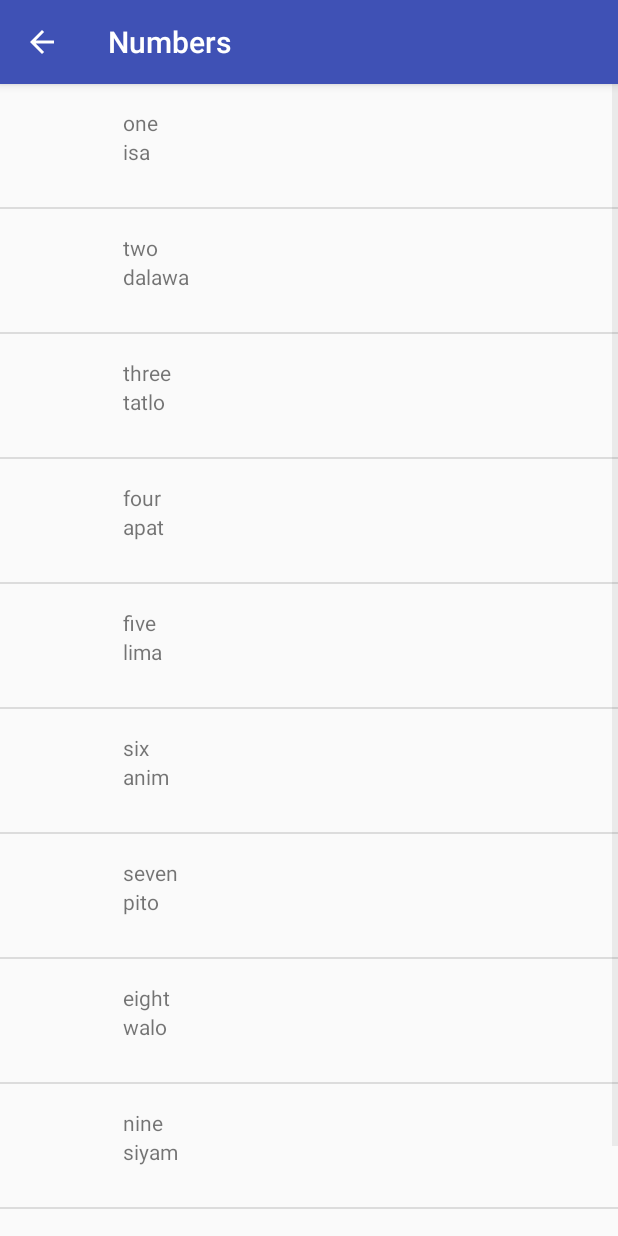
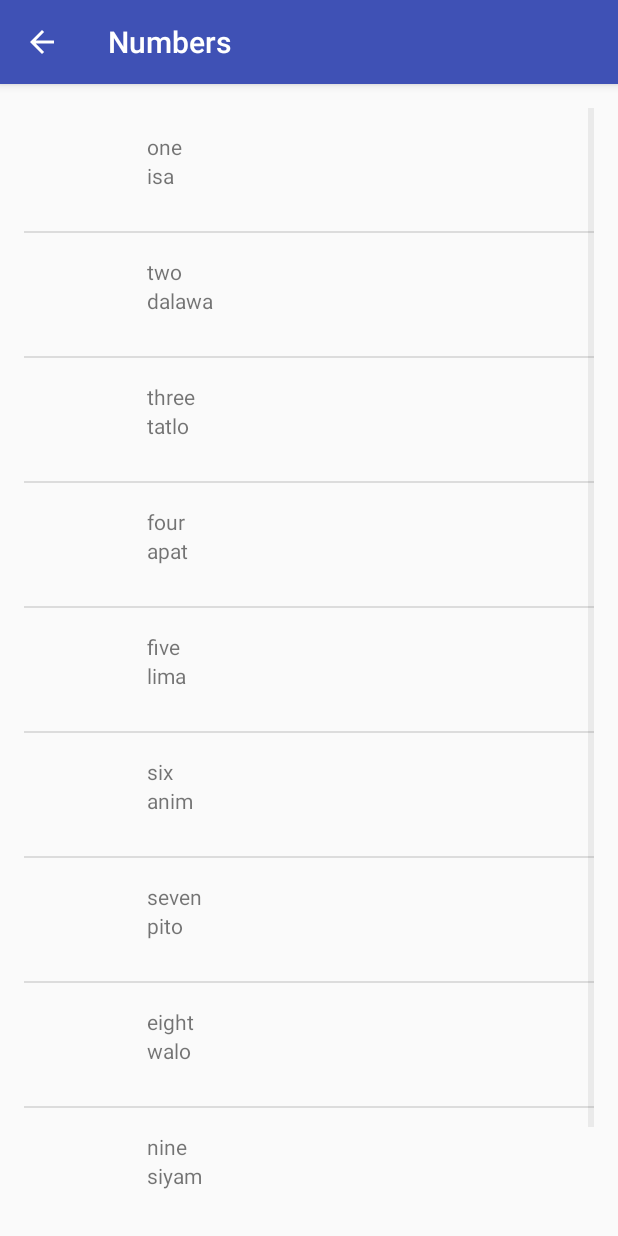
Before and after one commit to Chrissetiana/learn-filipino, an Android app: the NumbersActivity screen opened directly, with no data from a screen before it, on a phone screen of 412 x 824 dp. Run offline under Robolectric (Android 15) with nearby library versions, the phone set to English and light mode, and no system bars; 1 statement that could not run was skipped.

Commit message:
Code cleanup

```diff
--- a/app/src/main/java/com/example/android/filipino/AnimalsActivity.java
+++ b/app/src/main/java/com/example/android/filipino/AnimalsActivity.java
@@ -8,6 +8,6 @@ public class AnimalsActivity extends AppCompatActivity {
     @Override
     protected void onCreate(Bundle savedInstanceState) {
         super.onCreate(savedInstanceState);
-        setContentView(R.layout.activity_animals);
+        setContentView(R.layout.activity_list);
     }
 }
--- a/app/src/main/java/com/example/android/filipino/ColorsActivity.java
+++ b/app/src/main/java/com/example/android/filipino/ColorsActivity.java
@@ -8,6 +8,6 @@ public class ColorsActivity extends AppCompatActivity {
     @Override
     protected void onCreate(Bundle savedInstanceState) {
         super.onCreate(savedInstanceState);
-        setContentView(R.layout.activity_colors);
+        setContentView(R.layout.activity_list);
     }
 }
--- a/app/src/main/java/com/example/android/filipino/DaysActivity.java
+++ b/app/src/main/java/com/example/android/filipino/DaysActivity.java
@@ -8,6 +8,7 @@ public class DaysActivity extends AppCompatActivity {
     @Override
     protected void onCreate(Bundle savedInstanceState) {
         super.onCreate(savedInstanceState);
-        setContentView(R.layout.activity_days);
+        setContentView(R.layout.activity_list);
+
     }
 }
--- a/app/src/main/java/com/example/android/filipino/MonthsActivity.java
+++ b/app/src/main/java/com/example/android/filipino/MonthsActivity.java
@@ -8,6 +8,6 @@ public class MonthsActivity extends AppCompatActivity {
     @Override
     protected void onCreate(Bundle savedInstanceState) {
         super.onCreate(savedInstanceState);
-        setContentView(R.layout.activity_months);
+        setContentView(R.layout.activity_list);
     }
 }
--- a/app/src/main/java/com/example/android/filipino/NumbersActivity.java
+++ b/app/src/main/java/com/example/android/filipino/NumbersActivity.java
@@ -2,11 +2,7 @@ package com.example.android.filipino;
 
 import android.os.Bundle;
 import android.support.v7.app.AppCompatActivity;
-import android.util.Log;
-import android.widget.ArrayAdapter;
-import android.widget.LinearLayout;
 import android.widget.ListView;
-import android.widget.TextView;
 
 import java.util.ArrayList;
 
@@ -15,7 +11,7 @@ public class NumbersActivity extends AppCompatActivity {
     @Override
     protected void onCreate(Bundle savedInstanceState) {
         super.onCreate(savedInstanceState);
-        setContentView(R.layout.activity_numbers);
+        setContentView(R.layout.activity_list);
 
         ArrayList<Words> num = new ArrayList<>();
 
@@ -31,7 +27,7 @@ public class NumbersActivity extends AppCompatActivity {
         num.add(new Words("ten", "sampu", 10));
 
         WordAdapter adapter = new WordAdapter(this, num);
-        ListView listView = findViewById(R.id.list_numbers);
+        ListView listView = findViewById(R.id.list_words);
         listView.setAdapter(adapter);
     }
 }
--- a/app/src/main/java/com/example/android/filipino/PhrasesActivity.java
+++ b/app/src/main/java/com/example/android/filipino/PhrasesActivity.java
@@ -8,6 +8,6 @@ public class PhrasesActivity extends AppCompatActivity {
     @Override
     protected void onCreate(Bundle savedInstanceState) {
         super.onCreate(savedInstanceState);
-        setContentView(R.layout.activity_phrases);
+        setContentView(R.layout.activity_list);
     }
 }
--- a/app/src/main/java/com/example/android/filipino/WordAdapter.java
+++ b/app/src/main/java/com/example/android/filipino/WordAdapter.java
@@ -23,8 +23,7 @@ public class WordAdapter extends ArrayAdapter<Words> {
     public View getView(int position, @Nullable View convertView, @NonNull ViewGroup parent) {
         View listItemView = convertView;
         if (listItemView == null) {
-            listItemView = LayoutInflater.from(getContext()).inflate(
-                    R.layout.main_layout, parent, false);
+            listItemView = LayoutInflater.from(getContext()).inflate(R.layout.activity_layout, parent, false);
         }
 
         Words currWord = getItem(position);
--- a/app/src/main/res/layout/main_layout.xml
+++ b/app/src/main/res/layout/activity_layout.xml
@@ -9,6 +9,7 @@
 
     <ImageView
         android:id="@+id/text_icon"
+        android:contentDescription="@string/content_desc"
         android:layout_width="50dp"
         android:layout_height="50dp" />
 
@@ -16,6 +17,7 @@
         android:layout_width="0dp"
         android:layout_height="wrap_content"
         android:layout_weight="1"
+        android:paddingStart="16dp"
         android:paddingLeft="16dp"
         android:orientation="vertical">
 
--- a/app/src/main/res/layout/activity_family.xml
+++ b/app/src/main/res/layout/activity_list.xml
@@ -1,10 +1,9 @@
 <?xml version="1.0" encoding="utf-8"?>
 <ListView xmlns:android="http://schemas.android.com/apk/res/android"
-    xmlns:tools="http://schemas.android.com/tools"
-    android:id="@+id/list_family"
+    android:id="@+id/list_words"
     android:layout_width="match_parent"
+    android:orientation="vertical"
     android:layout_height="match_parent"
-    android:orientation="vertical"
-    tools:context=".FamilyActivity">
+    android:padding="16dp">
 
 </ListView>
--- a/app/src/main/res/layout/activity_numbers.xml
+++ /dev/null
@@ -1,10 +0,0 @@
-<?xml version="1.0" encoding="utf-8"?>
-<ListView xmlns:android="http://schemas.android.com/apk/res/android"
-    xmlns:tools="http://schemas.android.com/tools"
-    android:id="@+id/list_numbers"
-    android:layout_width="match_parent"
-    android:layout_height="match_parent"
-    android:orientation="vertical"
-    tools:context=".NumbersActivity">
-
-</ListView>
--- a/app/src/main/res/values/strings.xml
+++ b/app/src/main/res/values/strings.xml
@@ -21,4 +21,6 @@
 
     <!-- Category name for the vocabulary words for phrases [CHAR LIMIT=20] -->
     <string name="category_phrases">Phrases</string>
+
+    <string name="content_desc">Icon</string>
 </resources>
```
Also changed, not shown: app/src/main/java/com/example/android/filipino/FamilyActivity.java (+1 -22 lines), app/src/main/res/layout/activity_animals.xml (deleted, +0 -8 lines), app/src/main/res/layout/activity_colors.xml (deleted, +0 -8 lines), app/src/main/res/layout/activity_days.xml (deleted, +0 -8 lines), app/src/main/res/layout/activity_months.xml (deleted, +0 -8 lines), app/src/main/res/layout/activity_phrases.xml (deleted, +0 -8 lines).
